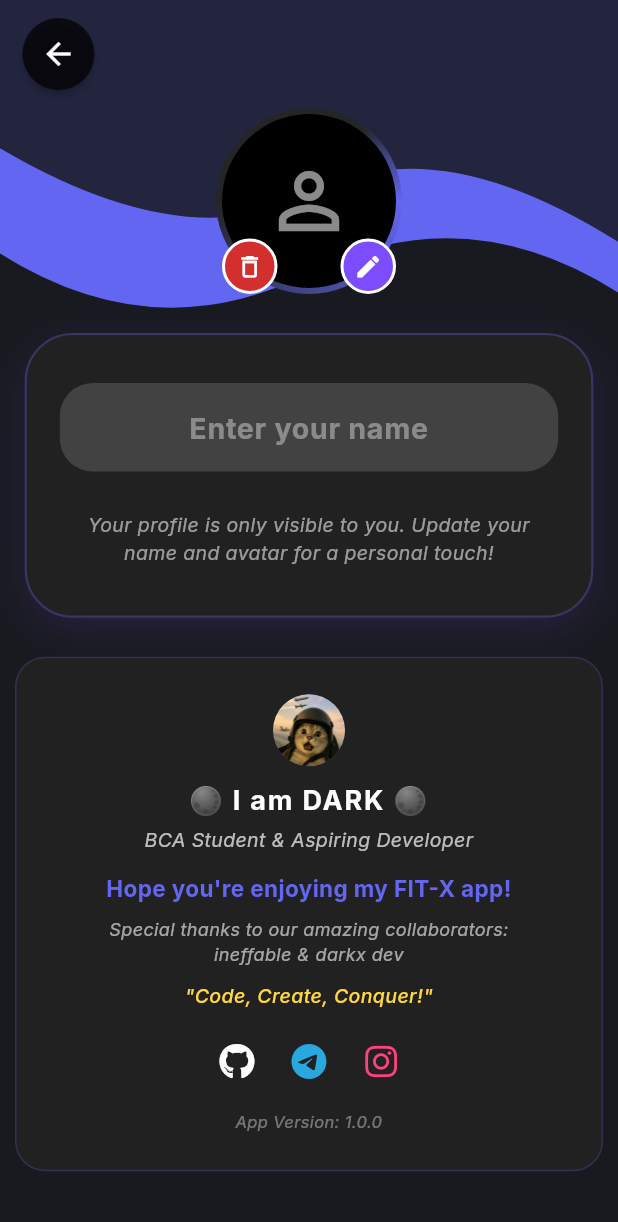
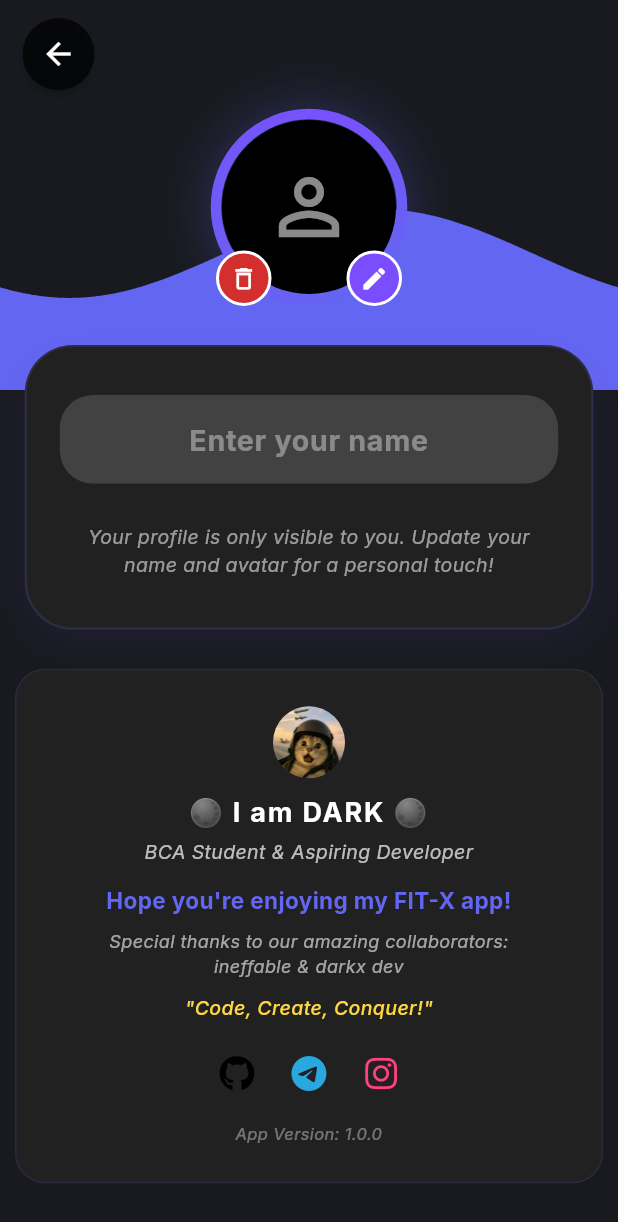
Before and after one commit to Bhanu7773-dev/excercise, a Flutter app: the screen it shows after launch, after a tap on the "person outline" icon, on a phone screen of 412 x 824 dp. Shown: the top 1222 px of the screen. Run offline on Flutter 3.47's test engine with Material 3 defaults, Android fonts, the phone set to English and light mode, and no system bars; our stand-ins replace fl_chart, font_awesome_flutter, google_fonts, hive, hive_flutter, iconsax_flutter and 7 more; accounts and stored records are empty.

Commit message:
added animation on avatar page , added date box on home page

```diff
--- a/lib/main.dart
+++ b/lib/main.dart
@@ -1,4 +1,5 @@
 import 'package:flutter/material.dart';
+import 'package:flutter/services.dart';
 import 'package:google_fonts/google_fonts.dart';
 import 'package:provider/provider.dart';
 import 'package:hive_flutter/hive_flutter.dart';
@@ -12,6 +13,16 @@ Future<void> main() async {
   await Hive.initFlutter();
   Hive.registerAdapter(ExerciseAdapter());
   await Hive.openBox<Exercise>('completed_exercises');
+
+  SystemChrome.setEnabledSystemUIMode(SystemUiMode.edgeToEdge);
+
+  // **NEW**: This makes the status bar and navigation bar transparent.
+  // This allows your UI to draw behind the system pill/notch areas.
+  SystemChrome.setSystemUIOverlayStyle(const SystemUiOverlayStyle(
+    statusBarColor: Colors.transparent,
+    systemNavigationBarColor: Colors.transparent,
+  ));
+
   runApp(
     MultiProvider(
       providers: [
--- a/lib/screens/edit_avatar_page.dart
+++ b/lib/screens/edit_avatar_page.dart
@@ -1,4 +1,5 @@
 import 'dart:io';
+import 'dart:math';
 import 'package:flutter/material.dart';
 import 'package:provider/provider.dart';
 import '../model/avatar_provider.dart';
@@ -12,8 +13,10 @@ class EditAvatarPage extends StatefulWidget {
   State<EditAvatarPage> createState() => _EditAvatarPageState();
 }
 
-class _EditAvatarPageState extends State<EditAvatarPage> {
+class _EditAvatarPageState extends State<EditAvatarPage>
+    with SingleTickerProviderStateMixin {
   final TextEditingController _nameController = TextEditingController();
+  late AnimationController _waveController;
 
   @override
   void initState() {
@@ -25,6 +28,11 @@ class _EditAvatarPageState extends State<EditAvatarPage> {
         setState(() {});
       });
     });
+
+    _waveController = AnimationController(
+      vsync: this,
+      duration: const Duration(seconds: 8),
+    )..repeat();
   }
 
   Future<void> _pickAvatar(BuildContext context) async {
@@ -39,6 +47,7 @@ class _EditAvatarPageState extends State<EditAvatarPage> {
 
   @override
   void dispose() {
+    _waveController.dispose();
     _nameController.dispose();
     super.dispose();
   }
@@ -55,17 +64,27 @@ class _EditAvatarPageState extends State<EditAvatarPage> {
   @override
   Widget build(BuildContext context) {
     final avatarFile = context.watch<AvatarProvider>().avatarFile;
+    final brightness = Theme.of(context).brightness;
+    final isDark = brightness == Brightness.dark;
 
     return Scaffold(
-      backgroundColor: const Color(0xFF181A20),
+      backgroundColor: isDark ? const Color(0xFF181A20) : Colors.white,
       body: Stack(
         children: [
-          // App Themed Gradient Background with a wavy overlay
+          // Animated Wavy Background
           SizedBox(
             height: 260,
             width: double.infinity,
-            child: CustomPaint(
-              painter: _WavyBackgroundPainter(),
+            child: AnimatedBuilder(
+              animation: _waveController,
+              builder: (context, child) {
+                return CustomPaint(
+                  painter: _AnimatedWavyBackgroundPainter(
+                    animationValue: _waveController.value,
+                    isDark: isDark,
+                  ),
+                );
+              },
             ),
           ),
           // Main content
@@ -76,41 +95,40 @@ class _EditAvatarPageState extends State<EditAvatarPage> {
               child: Column(
                 mainAxisSize: MainAxisSize.min,
                 children: [
-                  // Avatar with theme accent border and edit/remove overlays
+                  // Avatar with animated ring and overlays
                   Hero(
                     tag: 'profile-avatar',
                     child: Material(
                       color: Colors.transparent,
-                      child: Stack(
+                      child: AnimatedBuilder(
+                        animation: _waveController,
+                        builder: (context, child) {
+                          return Stack(
+                            alignment: Alignment.center,
                             children: [
-                          Container(
-                            decoration: BoxDecoration(
-                              shape: BoxShape.circle,
-                              gradient: const SweepGradient(
-                                colors: [
-                                  Color(0xFF6366F1),
-                                  Color(0xFF232526),
-                                  Color(0xFF232526),
-                                  Color(0xFF6366F1),
-                                ],
-                                stops: [0, 0.5, 0.85, 1],
+                              // Animated ring
+                              CustomPaint(
+                                size: const Size(132, 132),
+                                painter: _AnimatedAvatarRingPainter(
+                                  animationValue: _waveController.value,
+                                  isDark: isDark,
                                 ),
                               ),
-                            child: CircleAvatar(
-                              radius: 62,
-                              backgroundColor: Colors.transparent,
-                              child: CircleAvatar(
+                              // Avatar
+                              CircleAvatar(
                                 radius: 58,
-                                backgroundColor: Colors.black,
+                                backgroundColor:
+                                    isDark ? Colors.black : Colors.grey[100],
                                 backgroundImage: avatarFile != null
                                     ? FileImage(avatarFile)
                                     : null,
                                 child: avatarFile == null
-                                    ? const Icon(Icons.person_outline,
-                                        size: 60, color: Colors.white54)
+                                    ? Icon(Icons.person_outline,
+                                        size: 60,
+                                        color: isDark
+                                            ? Colors.white54
+                                            : Colors.black38)
                                     : null,
-                              ),
-                            ),
                               ),
                               // Edit icon overlay (bottom right)
                               Positioned(
@@ -122,8 +140,8 @@ class _EditAvatarPageState extends State<EditAvatarPage> {
                                     decoration: BoxDecoration(
                                       color: Colors.deepPurpleAccent,
                                       shape: BoxShape.circle,
-                                  border:
-                                      Border.all(color: Colors.white, width: 2),
+                                      border: Border.all(
+                                          color: Colors.white, width: 2),
                                     ),
                                     padding: const EdgeInsets.all(7),
                                     child: const Icon(Icons.edit,
@@ -136,15 +154,16 @@ class _EditAvatarPageState extends State<EditAvatarPage> {
                                 bottom: 0,
                                 left: 4,
                                 child: GestureDetector(
-                              onTap: () => Provider.of<AvatarProvider>(context,
+                                  onTap: () => Provider.of<AvatarProvider>(
+                                          context,
                                           listen: false)
                                       .removeAvatar(),
                                   child: Container(
                                     decoration: BoxDecoration(
                                       color: Colors.red[700],
                                       shape: BoxShape.circle,
-                                  border:
-                                      Border.all(color: Colors.white, width: 2),
+                                      border: Border.all(
+                                          color: Colors.white, width: 2),
                                     ),
                                     padding: const EdgeInsets.all(7),
                                     child: const Icon(Icons.delete_outline,
@@ -153,6 +172,8 @@ class _EditAvatarPageState extends State<EditAvatarPage> {
                                 ),
                               ),
                             ],
+                          );
+                        },
                       ),
                     ),
                   ),
@@ -164,17 +185,17 @@ class _EditAvatarPageState extends State<EditAvatarPage> {
                     padding: const EdgeInsets.symmetric(
                         vertical: 32, horizontal: 22),
                     decoration: BoxDecoration(
-                      color: Colors.grey[900],
+                      color: isDark ? Colors.grey[900] : Colors.grey[100],
                       borderRadius: BorderRadius.circular(32),
                       boxShadow: [
                         BoxShadow(
-                          color: Colors.deepPurple.withOpacity(0.18),
+                          color: Colors.deepPurple.withOpacity(0.10),
                           blurRadius: 22,
                           offset: const Offset(0, 8),
                         ),
                       ],
                       border: Border.all(
-                          color: const Color(0xFF6366F1).withOpacity(0.32),
+                          color: const Color(0xFF6366F1).withOpacity(0.18),
                           width: 1.4),
                     ),
                     child: Column(
@@ -183,22 +204,24 @@ class _EditAvatarPageState extends State<EditAvatarPage> {
                           padding: const EdgeInsets.symmetric(
                               horizontal: 18, vertical: 5),
                           decoration: BoxDecoration(
-                            color: Colors.grey[800],
+                            color: isDark ? Colors.grey[800] : Colors.grey[200],
                             borderRadius: BorderRadius.circular(22),
                           ),
                           child: TextField(
                             controller: _nameController,
                             textAlign: TextAlign.center,
-                            style: const TextStyle(
-                              color: Colors.white,
+                            style: TextStyle(
+                              color: isDark ? Colors.white : Colors.black,
                               fontWeight: FontWeight.bold,
                               fontSize: 22,
                             ),
-                            decoration: const InputDecoration(
+                            decoration: InputDecoration(
                               border: InputBorder.none,
                               hintText: "Enter your name",
                               hintStyle: TextStyle(
-                                  color: Colors.white38, fontSize: 19),
+                                  color:
+                                      isDark ? Colors.white38 : Colors.black26,
+                                  fontSize: 19),
                             ),
                             onChanged: (value) {
                               Provider.of<AvatarProvider>(context,
@@ -227,7 +250,9 @@ class _EditAvatarPageState extends State<EditAvatarPage> {
                         Text(
                           "Your profile is only visible to you. Update your name and avatar for a personal touch!",
                           style: TextStyle(
-                            color: Colors.white.withOpacity(0.55),
+                            color: isDark
+                                ? Colors.white.withOpacity(0.55)
+                                : Colors.black54,
                             fontSize: 13,
                             fontStyle: FontStyle.italic,
                           ),
@@ -244,10 +269,10 @@ class _EditAvatarPageState extends State<EditAvatarPage> {
                       width: double.infinity,
                       padding: const EdgeInsets.all(24),
                       decoration: BoxDecoration(
-                        color: Colors.grey[900],
+                        color: isDark ? Colors.grey[900] : Colors.grey[100],
                         borderRadius: BorderRadius.circular(20),
                         border: Border.all(
-                            color: const Color(0xFF6366F1).withOpacity(0.23),
+                            color: const Color(0xFF6366F1).withOpacity(0.13),
                             width: 1),
                       ),
                       child: Column(
@@ -258,22 +283,22 @@ class _EditAvatarPageState extends State<EditAvatarPage> {
                             radius: 24,
                           ),
                           const SizedBox(height: 10),
-                          const Text(
+                          Text(
                             '🌑 I am DARK 🌑',
                             style: TextStyle(
                               fontWeight: FontWeight.bold,
                               fontSize: 18,
-                              color: Colors.white,
+                              color: isDark ? Colors.white : Colors.black87,
                               letterSpacing: 1.2,
                             ),
                             textAlign: TextAlign.center,
                           ),
                           const SizedBox(height: 4),
-                          const Text(
+                          Text(
                             'BCA Student & Aspiring Developer',
                             style: TextStyle(
                               fontStyle: FontStyle.italic,
-                              color: Colors.white70,
+                              color: isDark ? Colors.white70 : Colors.black54,
                               fontSize: 13,
                             ),
                             textAlign: TextAlign.center,
@@ -289,12 +314,12 @@ class _EditAvatarPageState extends State<EditAvatarPage> {
                             textAlign: TextAlign.center,
                           ),
                           const SizedBox(height: 8),
-                          const Text(
+                          Text(
                             'Special thanks to our amazing collaborators:\n'
                             'ineffable & darkx dev',
                             style: TextStyle(
                               fontSize: 12,
-                              color: Colors.white60,
+                              color: isDark ? Colors.white60 : Colors.black54,
                               fontStyle: FontStyle.italic,
                             ),
                             textAlign: TextAlign.center,
@@ -317,7 +342,7 @@ class _EditAvatarPageState extends State<EditAvatarPage> {
                               // GitHub
                               IconButton(
                                 icon: const Icon(FontAwesomeIcons.github,
-                                    color: Colors.white),
+                                    color: Colors.black),
                                 onPressed: () {
                                   _launchURL(
                                       "https://github.com/Bhanu7773-dev");
@@ -343,11 +368,11 @@ class _EditAvatarPageState extends State<EditAvatarPage> {
                             ],
                           ),
                           const SizedBox(height: 8),
-                          const Text(
+                          Text(
                             'App Version: 1.0.0',
                             style: TextStyle(
                               fontSize: 11,
-                              color: Colors.white38,
+                              color: isDark ? Colors.white38 : Colors.black38,
                               fontStyle: FontStyle.italic,
                             ),
                             textAlign: TextAlign.center,
@@ -366,10 +391,13 @@ class _EditAvatarPageState extends State<EditAvatarPage> {
             left: 15,
             child: Material(
               shape: const CircleBorder(),
-              color: Colors.black.withOpacity(0.7),
+              color: isDark
+                  ? Colors.black.withOpacity(0.7)
+                  : Colors.white.withOpacity(0.7),
               elevation: 2,
               child: IconButton(
-                icon: const Icon(Icons.arrow_back, color: Colors.white),
+                icon: Icon(Icons.arrow_back,
+                    color: isDark ? Colors.white : Colors.black),
                 onPressed: () => Navigator.of(context).pop(),
               ),
             ),
@@ -380,35 +408,120 @@ class _EditAvatarPageState extends State<EditAvatarPage> {
   }
 }
 
-// Custom Painter for Wavy Background with FIT-X theme
-class _WavyBackgroundPainter extends CustomPainter {
+// Animated Wavy Background Painter for Avatar Page
+class _AnimatedWavyBackgroundPainter extends CustomPainter {
+  final double animationValue;
+  final bool isDark;
+  _AnimatedWavyBackgroundPainter(
+      {required this.animationValue, required this.isDark});
+
   @override
   void paint(Canvas canvas, Size size) {
-    // Main accent wave
-    Paint paint = Paint()..color = const Color(0xFF6366F1);
-    Path path = Path();
-    path.lineTo(0, size.height * 0.65);
-    path.quadraticBezierTo(size.width * 0.25, size.height * 0.9,
-        size.width * 0.5, size.height * 0.7);
-    path.quadraticBezierTo(
-        size.width * 0.75, size.height * 0.5, size.width, size.height * 0.75);
-    path.lineTo(size.width, 0);
+    // Wavy main accent
+    final Paint paint = Paint()
+      ..color = isDark
+          ? const Color(0xFF6366F1)
+          : const Color(0xFF9B5DE5).withOpacity(0.82);
+    final Path path = Path();
+    final double waveHeight = 22 + 10 * sin(animationValue * 2 * pi);
+    final double wavePhase = animationValue * 2 * pi;
+
+    path.moveTo(0, size.height * 0.65);
+    for (double i = 0; i <= size.width; i += 1) {
+      double y = size.height * 0.65 +
+          waveHeight * sin((i / size.width * 2 * pi) + wavePhase);
+      path.lineTo(i, y);
+    }
+    path.lineTo(size.width, size.height);
+    path.lineTo(0, size.height);
     path.close();
+
     canvas.drawPath(path, paint);
 
-    // Overlay for depth
-    Paint overlay = Paint()..color = const Color(0xFF181A20).withOpacity(0.85);
-    Path overlayPath = Path();
-    overlayPath.lineTo(0, size.height * 0.38);
-    overlayPath.quadraticBezierTo(size.width * 0.3, size.height * 0.66,
-        size.width * 0.5, size.height * 0.5);
-    overlayPath.quadraticBezierTo(
-        size.width * 0.7, size.height * 0.32, size.width, size.height * 0.62);
+    // Overlay for depth (also animated)
+    final Paint overlay = Paint()
+      ..color = isDark
+          ? const Color(0xFF181A20).withOpacity(0.85)
+          : Colors.white.withOpacity(0.85);
+    final Path overlayPath = Path();
+    final double overlayWaveHeight = 16 + 6 * cos(animationValue * 2 * pi);
+
+    overlayPath.moveTo(0, size.height * 0.38);
+    for (double i = 0; i <= size.width; i += 1) {
+      double y = size.height * 0.38 +
+          overlayWaveHeight *
+              cos((i / size.width * 2 * pi) + wavePhase + pi / 2);
+      overlayPath.lineTo(i, y);
+    }
     overlayPath.lineTo(size.width, 0);
+    overlayPath.lineTo(0, 0);
     overlayPath.close();
+
     canvas.drawPath(overlayPath, overlay);
   }
 
   @override
-  bool shouldRepaint(covariant CustomPainter oldDelegate) => false;
+  bool shouldRepaint(covariant _AnimatedWavyBackgroundPainter oldDelegate) =>
+      oldDelegate.animationValue != animationValue ||
+      oldDelegate.isDark != isDark;
 }
+
+// Animated Avatar Ring Painter (syncs with background animation)
+class _AnimatedAvatarRingPainter extends CustomPainter {
+  final double animationValue;
+  final bool isDark;
+  _AnimatedAvatarRingPainter(
+      {required this.animationValue, required this.isDark});
+
+  @override
+  void paint(Canvas canvas, Size size) {
+    final double center = size.width / 2;
+    final double radius = size.width / 2 - 4;
+    final double ringWidth = 7.0;
+
+    // Main animated color ring
+    final rect =
+        Rect.fromCircle(center: Offset(center, center), radius: radius);
+    final sweepGradient = SweepGradient(
+      startAngle: 0,
+      endAngle: 2 * pi,
+      colors: isDark
+          ? [
+              const Color(0xFF6366F1),
+              Colors.deepPurpleAccent,
+              const Color(0xFF6366F1),
+            ]
+          : [
+              const Color(0xFF9B5DE5),
+              Colors.purpleAccent,
+              const Color(0xFF9B5DE5),
+            ],
+      stops: [
+        0.0,
+        0.5 + 0.2 * sin(animationValue * 2 * pi),
+        1.0,
+      ],
+      transform: GradientRotation(animationValue * 2 * pi),
+    );
+    final Paint ringPaint = Paint()
+      ..shader = sweepGradient.createShader(rect)
+      ..style = PaintingStyle.stroke
+      ..strokeWidth = ringWidth
+      ..strokeCap = StrokeCap.round;
+
+    canvas.drawCircle(Offset(center, center), radius, ringPaint);
+
+    // Add pulsating glow
+    final glowPaint = Paint()
+      ..color = (isDark ? const Color(0xFF6366F1) : const Color(0xFF9B5DE5))
+          .withOpacity(0.18 + 0.10 * sin(animationValue * 2 * pi))
+      ..maskFilter = const MaskFilter.blur(BlurStyle.normal, 16);
+    canvas.drawCircle(Offset(center, center),
+        radius + 4 + 2 * sin(animationValue * 2 * pi), glowPaint);
+  }
+
+  @override
+  bool shouldRepaint(covariant _AnimatedAvatarRingPainter oldDelegate) =>
+      oldDelegate.animationValue != animationValue ||
+      oldDelegate.isDark != isDark;
+}
--- a/lib/screens/home_page.dart
+++ b/lib/screens/home_page.dart
@@ -1,8 +1,10 @@
 import 'package:flutter/material.dart';
+import 'package:flutter/services.dart';
 import 'package:google_fonts/google_fonts.dart';
 import 'package:iconsax_flutter/iconsax_flutter.dart';
 import 'package:provider/provider.dart';
 import 'package:on_audio_query/on_audio_query.dart';
+import 'package:intl/intl.dart';
 import 'package:my_firstapp/model/avatar_provider.dart';
 import 'package:my_firstapp/model/exercise_status_provider.dart';
 import 'package:my_firstapp/widgets/music_tab.dart';
@@ -303,6 +305,7 @@ class _HomePageState extends State<HomePage>
   }
 
   Widget buildTopBar() {
+    String today = DateFormat('d').format(DateTime.now());
     return Container(
       padding: const EdgeInsets.only(top: 16, left: 24, right: 24, bottom: 8),
       child: Row(
@@ -327,12 +330,15 @@ class _HomePageState extends State<HomePage>
                   color: const Color(0xFF2A2A2A),
                   borderRadius: BorderRadius.circular(12),
                 ),
-                child: IconButton(
-                  onPressed: () {},
-                  icon: Icon(
-                    Icons.calendar_today_sharp,
-                    color: Theme.of(context).colorScheme.onSurface,
-                    size: 20,
+                width: 44,
+                height: 44,
+                alignment: Alignment.center,
+                child: Text(
+                  today,
+                  style: TextStyle(
+                    fontSize: 18,
+                    fontWeight: FontWeight.bold,
+                    color: Theme.of(context).colorScheme.primary,
                   ),
                 ),
               ),
@@ -678,12 +684,17 @@ class _HomePageState extends State<HomePage>
   @override
   Widget build(BuildContext context) {
     final isKeyboardOpen = MediaQuery.of(context).viewInsets.bottom > 0;
-    return Scaffold(
-      extendBody: true, // <-- Add this to allow your MusicBar to float
+    return AnnotatedRegion<SystemUiOverlayStyle>(
+      value: const SystemUiOverlayStyle(
+        systemNavigationBarColor: Colors.transparent,
+        systemNavigationBarContrastEnforced: false,
+      ),
+      child: Scaffold(
+        extendBody: true,
         backgroundColor: Theme.of(context).colorScheme.background,
         body: SafeArea(
           top: true,
-        bottom: false, // <-- Don't pad the bottom, so MusicBar can float
+          bottom: false,
           child: Column(
             crossAxisAlignment: CrossAxisAlignment.start,
             children: [
@@ -705,6 +716,7 @@ class _HomePageState extends State<HomePage>
                     ),
                   )
                 : const SizedBox()),
+      ),
     );
   }
 }
```
Lines whose indentation alone changed are shown as unchanged.
